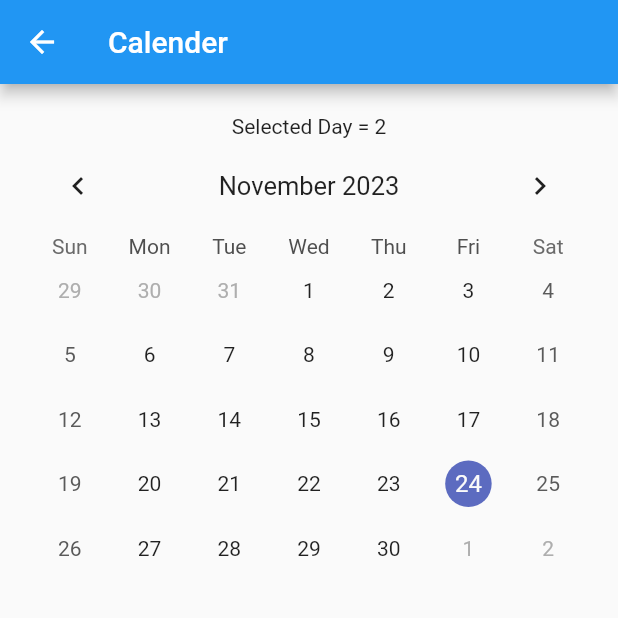
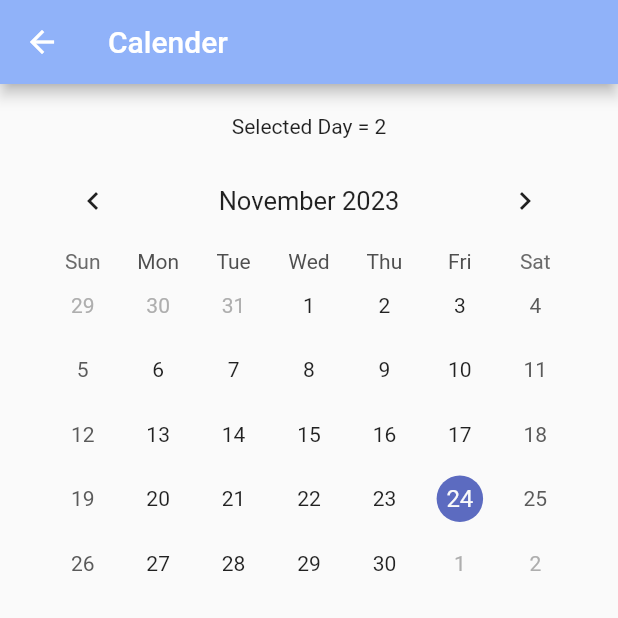
Before and after one commit to manhhung3004/WeaNot-App, a Flutter app: the Calender screen opened directly, on a phone screen of 412 x 824 dp, the top half of it. Run offline on Flutter 3.47's test engine with Material 2 defaults, Android fonts, the phone set to English and light mode, and no system bars; drawn by our look-alikes of table_calendar; our stand-ins replace cloud_firestore, firebase_auth, firebase_core, google_fonts, share; accounts and stored records are empty.

Commit message:
check cod

```diff
--- a/lib/calender/calender.dart
+++ b/lib/calender/calender.dart
@@ -1,5 +1,6 @@
 import 'package:flutter/material.dart';
 import 'package:table_calendar/table_calendar.dart';
+import 'package:weather_app/models/constants.dart';
 class Calender extends StatefulWidget {
   const Calender ({super.key});
   @override
@@ -15,8 +16,12 @@ class _CalenderState extends State<Calender> {
   }
   @override
   Widget build(BuildContext context) {
+    Constants myContants = Constants();
     return Scaffold(
-      appBar: AppBar(title: const Text("Calender")),
+      appBar: AppBar(
+        backgroundColor: myContants.primaryColor,
+        title: const Text("Calender"),
+        ),
       body: content(),
     );
   }
@@ -26,8 +31,8 @@ class _CalenderState extends State<Calender> {
       child: Column(
         children: [
           Text("Selected Day = ${today.toString().split("")[0]}"),
-          // ignore: avoid_unnecessary_containers
           Container(
+            padding:const EdgeInsets.all(10),
             child: TableCalendar(
               locale: "en_US",
               rowHeight: 43,
```
Also changed, not shown: pubspec.lock.
